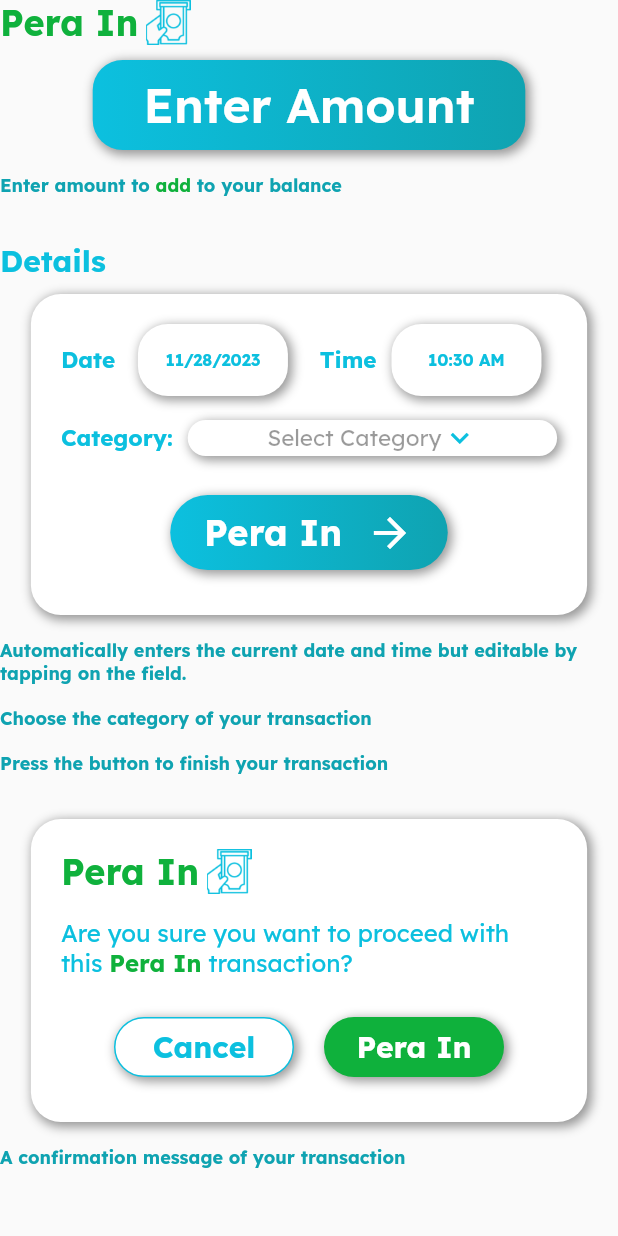
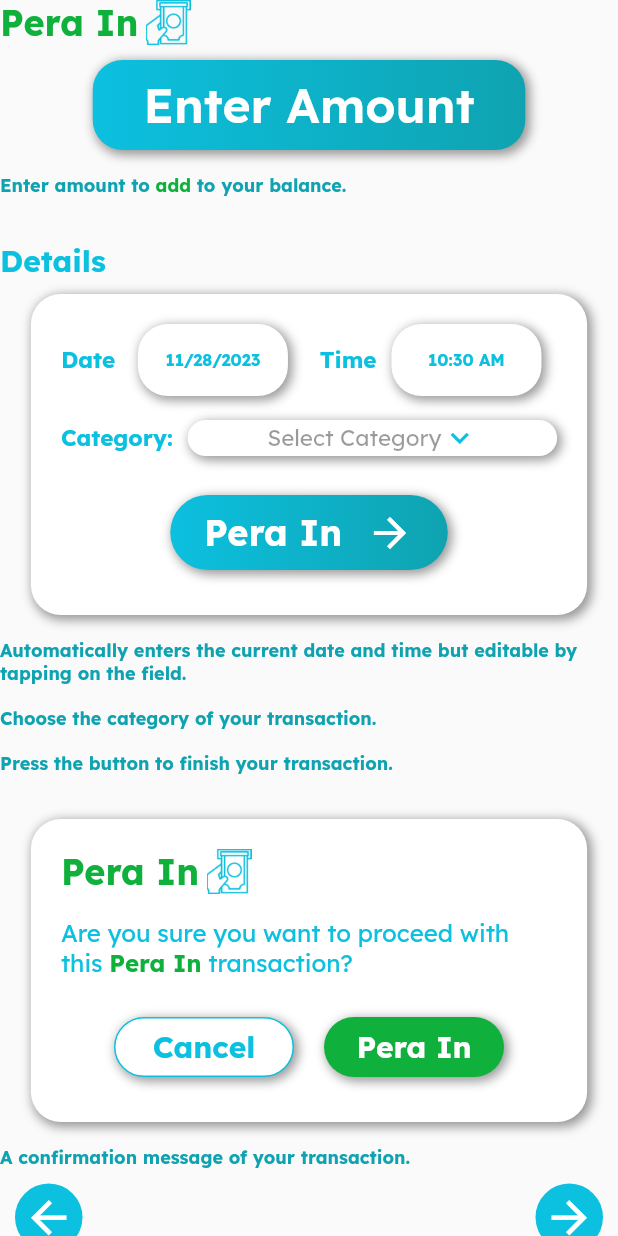
Before and after one commit to Montero-MD/peraplan, a Flutter app: the PeraInHelp widget shown alone on an empty page, opened directly, on a phone screen of 412 x 824 dp. Run offline on Flutter 3.47's test engine with Material 2 defaults, Android fonts, the phone set to English and light mode, and no system bars; our stand-ins replace google_fonts, hive, hive_flutter, responsive_sizer; accounts and stored records are empty.

Commit message:
edited sized boxes

```diff
--- a/lib/components/help_section_2.dart
+++ b/lib/components/help_section_2.dart
@@ -1,6 +1,6 @@
 import 'package:flutter/material.dart';
+import 'package:peraplan/pages/help_page_1.dart';
 import 'package:peraplan/pages/help_page_3.dart';
-import 'package:peraplan/pages/home_page.dart';
 import 'package:peraplan/utils/styles.dart';
 
 class PeraInHelp extends StatelessWidget {
@@ -71,7 +71,7 @@ class PeraInHelp extends StatelessWidget {
                       text: 'add ',
                       style: helpGreen,
                     ),
-                    TextSpan(text: 'to your balance', style: helpText),
+                    TextSpan(text: 'to your balance.', style: helpText),
                   ],
                 ),
               ),
@@ -256,7 +256,7 @@ class PeraInHelp extends StatelessWidget {
             children: [
               Expanded(
                 child: Text(
-                  'Automatically enters the current date and time but editable by tapping on the field.\n\nChoose the category of your transaction\n\nPress the button to finish your transaction',
+                  'Automatically enters the current date and time but editable by tapping on the field.\n\nChoose the category of your transaction.\n\nPress the button to finish your transaction.',
                   style: helpText,
                 ),
               ),
@@ -376,13 +376,12 @@ class PeraInHelp extends StatelessWidget {
             children: [
               Expanded(
                 child: Text(
-                  'A confirmation message of your transaction',
+                  'A confirmation message of your transaction.',
                   style: helpText,
                 ),
               ),
             ],
           ),
-          SizedBox(height: large),
           Row(
             mainAxisAlignment: MainAxisAlignment.spaceBetween,
             children: [
@@ -391,7 +390,7 @@ class PeraInHelp extends StatelessWidget {
                   Navigator.of(context).push(
                     PageRouteBuilder(
                       pageBuilder: (context, animation, secondaryAnimation) {
-                        return const HomePage(); // change to HelpPage1
+                        return const HelpPage1(); // change to HelpPage1
                       },
                       transitionDuration: const Duration(
                           milliseconds: 100), // Set a shorter duration
```
